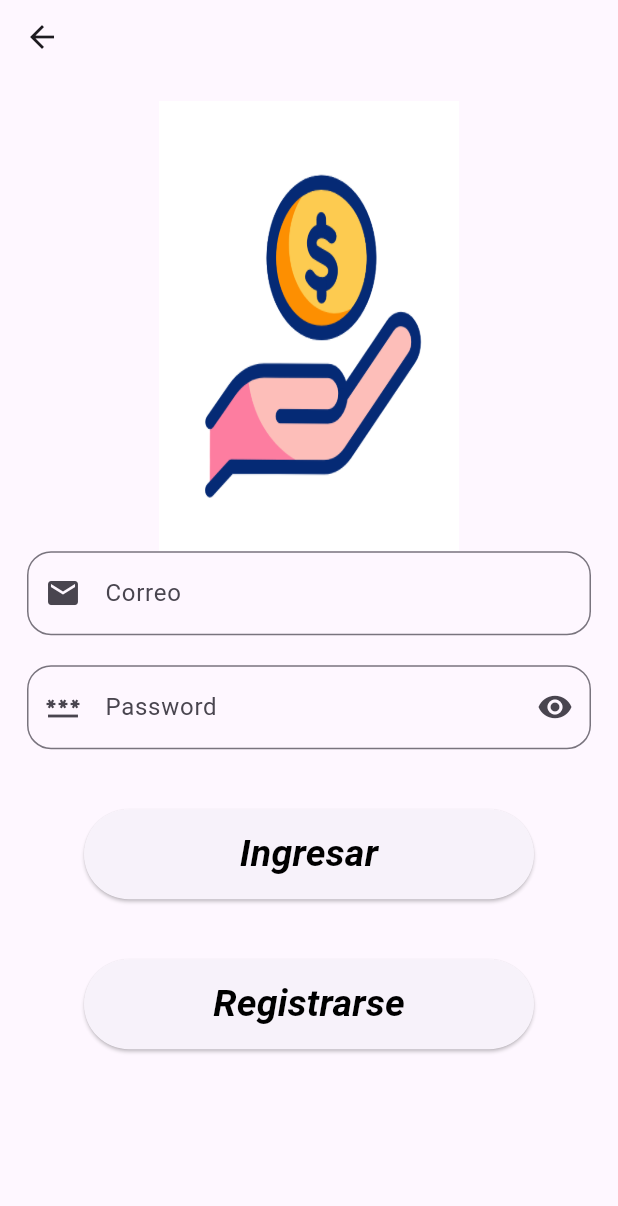
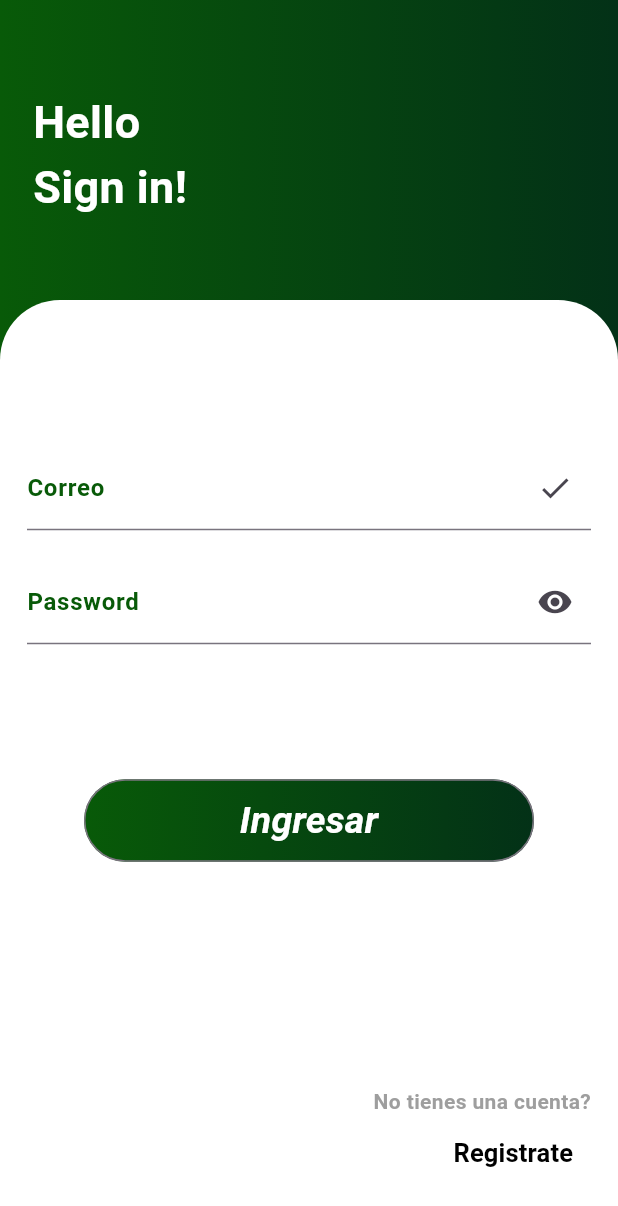
Before and after one commit to acarias11/Proyecto_Lenguajes, a Flutter app: the LoginPage screen opened directly, on a phone screen of 412 x 824 dp. Shown: the top 1206 px of the screen. Run offline on Flutter 3.47's test engine with Material 3 defaults, Android fonts, the phone set to English and light mode, and no system bars; our stand-ins replace fl_chart, flutter_dotenv, font_awesome_flutter, supabase_flutter; missing offline and left inert: dart:ffi; accounts and stored records are empty.

Commit message:
Decoracion y pesonalizacion de pantallas, correciones de rutas, modificaciones en login, modificacion en todos los inputs, agregado de esquema de colores y decoracion y creacion de la pantalla incicial

```diff
--- a/app_ahorro/lib/login_page.dart
+++ b/app_ahorro/lib/login_page.dart
@@ -35,42 +35,54 @@ class _LoginPageState extends State<LoginPage> {
   @override
   Widget build(BuildContext context) {
    return Scaffold(
-      appBar: PreferredSize(
-          preferredSize: Size.fromHeight(MediaQuery.of(context).size.height * 0.06), //disminuye el tamanio del appbar
-          child: AppBar(
+        body: SingleChildScrollView(
+          child: Stack(
+                  children: [
+            Container(
+              height: 900,
+              width: 600,
+              decoration: const BoxDecoration(
+             gradient: LinearGradient(
+               colors: [
+                 Color.fromARGB(255, 8, 90, 8),
+                 Color.fromARGB(255, 3, 49, 23),
+               ]
+             )
+                   ),
+              child: const Padding(
+                padding: EdgeInsets.only(top: 60.0, left: 22),
+                child: Text(
+                  'Hello\nSign in!',
+                  style: TextStyle(
+                      fontSize: 30,
+                      color: Colors.white,
+                      fontWeight: FontWeight.bold),
                 ),
               ),
-      body: SingleChildScrollView(
+            ),
+            Padding(
+              padding: const EdgeInsets.only(top: 200.0),
               child: Container(
                 decoration: const BoxDecoration(
-            //Todavia no se me ocurren los colores
+                  borderRadius: BorderRadius.only(
+                      topLeft: Radius.circular(40), topRight: Radius.circular(40)),
+                  color: Colors.white,
                 ),
-          child: Padding(
-            padding:  const EdgeInsets.all(18),
+                height: 690,
+                width: 600,
+                child:  Padding(
+                  padding: const EdgeInsets.only(left: 18.0,right: 18),
                   child: Column(
-              children: [
-               const  Row(
                   mainAxisAlignment: MainAxisAlignment.center,
                     children: [
-                             SizedBox(height: 130),
-                          Image(
-                             image: AssetImage('assets/images/gif_para_login.gif'),
-                             height: 300,
-                             width: 200,
-                             fit: BoxFit.fill,
-                           )
-                   ],
-
-                ),
                       CustomInputs(
                         nombrelabel: 'Correo',
                         hint: 'Ingrese su correo',
                         teclado: TextInputType.emailAddress,
                         controller: correocontroller,
-                    icono: Icons.email,
+                        icono: Icons.check,
                         validator: null
                        ),
-
                                          const SizedBox(height: 20,),
 
                       PasswordInput(
@@ -80,14 +92,21 @@ class _LoginPageState extends State<LoginPage> {
                         validator: null,
                         ),
                       const SizedBox(height: 20,),
-                     Row(
-                          mainAxisAlignment: MainAxisAlignment.center,
-                          children: [
-                            const SizedBox(height: 100),
-                            SizedBox(
-                              height: 60,
+
+                      const SizedBox(height: 70,),
+                       Container(
+                      height: 55,
                       width: 300,
-                              child: ElevatedButton(
+                       decoration: const BoxDecoration(
+                         borderRadius: BorderRadius.all(Radius.circular(40)),
+           gradient: LinearGradient(
+             colors: [
+               Color.fromARGB(255, 8, 90, 8),
+               Color.fromARGB(255, 3, 49, 23),
+             ]
+           )
+                 ),
+                      child: OutlinedButton(
                                   onPressed:(){
                                     signIn();
                                 },
@@ -97,41 +116,43 @@ class _LoginPageState extends State<LoginPage> {
                                        fontSize: 25,
                                        fontWeight: FontWeight.bold,
                                        fontStyle: FontStyle.italic,
-                                     color: Colors.black),
+                                       color: Colors.white),
+                                       ),
+                                ),
+                              ),
+
+                      const SizedBox(height: 150,),
+                       Align(
+                        alignment: Alignment.bottomRight,
+                        child: Column(
+                          mainAxisAlignment: MainAxisAlignment.end,
+                          crossAxisAlignment: CrossAxisAlignment.end,
+                          children: [
+                            Text("No tienes una cuenta?",style: TextStyle(
+                              fontWeight: FontWeight.bold,
+                              color: Colors.grey
+                            ),),
+                           TextButton(
+                                  onPressed:(){
+                                   Navigator.of(context).pop('/SignUp');
+                                },
+                                child:
+                                 const  Text("Registrate",style: TextStyle(///done login page
+                              fontWeight: FontWeight.bold,
+                              fontSize: 17,
+                              color: Colors.black
+                          ),),
+                                ),
+                          ],
+                        ),
+                      )
+                  ],
+                  ),
                 ),
               ),
             ),
                   ],
                 ),
-                  Row(
-                          mainAxisAlignment: MainAxisAlignment.center,
-                          children: [
-                            const SizedBox(height: 100),
-                            SizedBox(
-                              height: 60,
-                              width: 300,
-                              child: ElevatedButton(
-                                onPressed:(){
-                                 Navigator.of(context).pushNamed('/SignUp');
-
-                              },
-                              child:
-                                 const Text('Registrarse',
-                                     style: TextStyle(
-                                     fontSize: 25,
-                                     fontWeight: FontWeight.bold,
-                                     fontStyle: FontStyle.italic,
-                                     color: Colors.black),
-                                     ),
-                              ),
-                            ),
-                   ],
-                 ),
-
-              ],
-            ),
-          ),
-        ),
         ),
         );
   }
--- a/app_ahorro/lib/main.dart
+++ b/app_ahorro/lib/main.dart
@@ -1,6 +1,7 @@
 import 'package:app_ahorro/historial_page.dart';
 import 'package:app_ahorro/home_page.dart';
 import 'package:app_ahorro/inicio_page.dart';
+import 'package:app_ahorro/items/ingresos_item.dart';
 import 'package:app_ahorro/login_page.dart';
 import 'package:app_ahorro/registro_page.dart';
 import 'package:app_ahorro/widgets/screens/AddCategoryScreen.dart';
@@ -9,6 +10,7 @@ import 'package:app_ahorro/widgets/screens/RegisterIncomeScreen.dart';
 import 'package:app_ahorro/widgets/screens/select_currency_screen.dart';
 import 'package:app_ahorro/widgets/screens/set_account_details_screen.dart';
 import 'package:app_ahorro/widgets/screens/set_cash_balance_screen.dart';
+import 'package:app_ahorro/widgets/screens/welcome_screen_page.dart';
 import 'package:flutter/material.dart';
 import 'package:supabase_flutter/supabase_flutter.dart';
 
@@ -43,7 +45,7 @@ class MyApp extends StatelessWidget {
             const SetAccountDetailsScreen(), // Cambiamos el orden aquí
         '/set_cash_balance': (context) =>
             const SetCashBalanceScreen(), // Y aquí
-        'inicio':(context)=>InicioPage(),
+        'inicio':(context)=>LoginPage(),
         'home':(context)=>MyHomePage(),
         'historial':(context)=>HistorialPage()
       },
--- a/app_ahorro/lib/widgets/custom_inputs.dart
+++ b/app_ahorro/lib/widgets/custom_inputs.dart
@@ -26,12 +26,13 @@ class CustomInputs extends StatelessWidget {
       keyboardType: teclado,
       maxLines: 1,
       decoration: InputDecoration(
-        label: Text(nombrelabel),
+        label: Text(nombrelabel,style: TextStyle(
+                          fontWeight: FontWeight.bold,
+                          color: Color.fromARGB(255, 8, 90, 8),
+                        ),),
         hintText: hint,
-        border: OutlineInputBorder(
-          borderRadius: BorderRadius.circular(16),
-        ),
-        prefixIcon: Icon(icono),
+        border:const UnderlineInputBorder(),
+        suffixIcon: Icon(icono),
       ),
     );
   }
@@ -69,11 +70,11 @@ class _PasswordInputState extends State<PasswordInput> {
       maxLines: 1,
       decoration: InputDecoration(
         hintText: widget.hint,
-        label: Text(widget.nombrelabel),
-        border: OutlineInputBorder(
-          borderRadius: BorderRadius.circular(16),
-        ),
-        prefixIcon: const Icon(Icons.password),
+        label: Text(widget.nombrelabel,style: TextStyle(
+                          fontWeight: FontWeight.bold,
+                          color: Color.fromARGB(255, 8, 90, 8),
+                        ),),
+        border: const UnderlineInputBorder(),
         suffixIcon: IconButton(
                     icon: Icon(
                         contra ? Icons.visibility : Icons.visibility_off),
```
Also changed, not shown: app_ahorro/lib/inicio_page.dart (+6 -5 lines), app_ahorro/lib/items/ingresos_item.dart (added, +60 -0 lines), app_ahorro/lib/widgets/screens/welcome_screen_page.dart (added, +88 -0 lines), app_ahorro/pubspec.yaml (+5 -2 lines), app_ahorro/assets/images/gif_para_loogin.gif (added), app_ahorro/pubspec.lock. Lines whose indentation alone changed are shown as unchanged.
